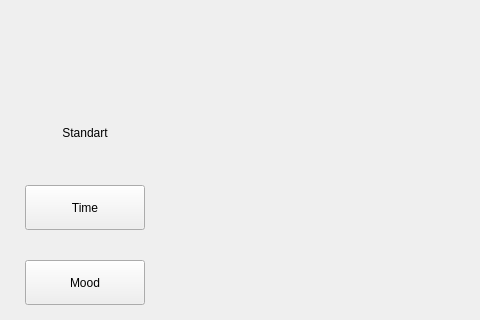
Qt form mainwindow.ui (YahodaVitalii/WallpaperSwapper) before a commit; both pictures show x 0 to 480 and y 0 to 320 of the 800 by 500 pixel window.
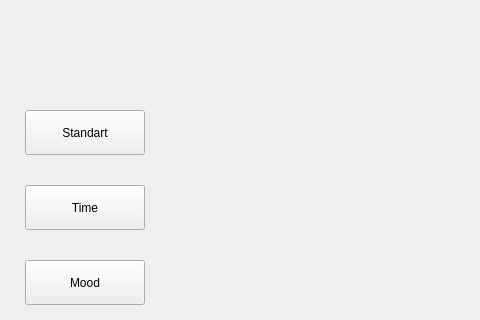
The same form after that commit. Icons and pictures are not drawn.

Patch:
```diff
--- a/mainwindow.ui
+++ b/mainwindow.ui
@@ -55,8 +55,7 @@
      </size>
     </property>
     <property name="styleSheet">
-     <string notr="true">QPushButton{
-border:solid 1px #fff;}</string>
+     <string notr="true"/>
     </property>
     <property name="text">
      <string>Standart</string>
```
